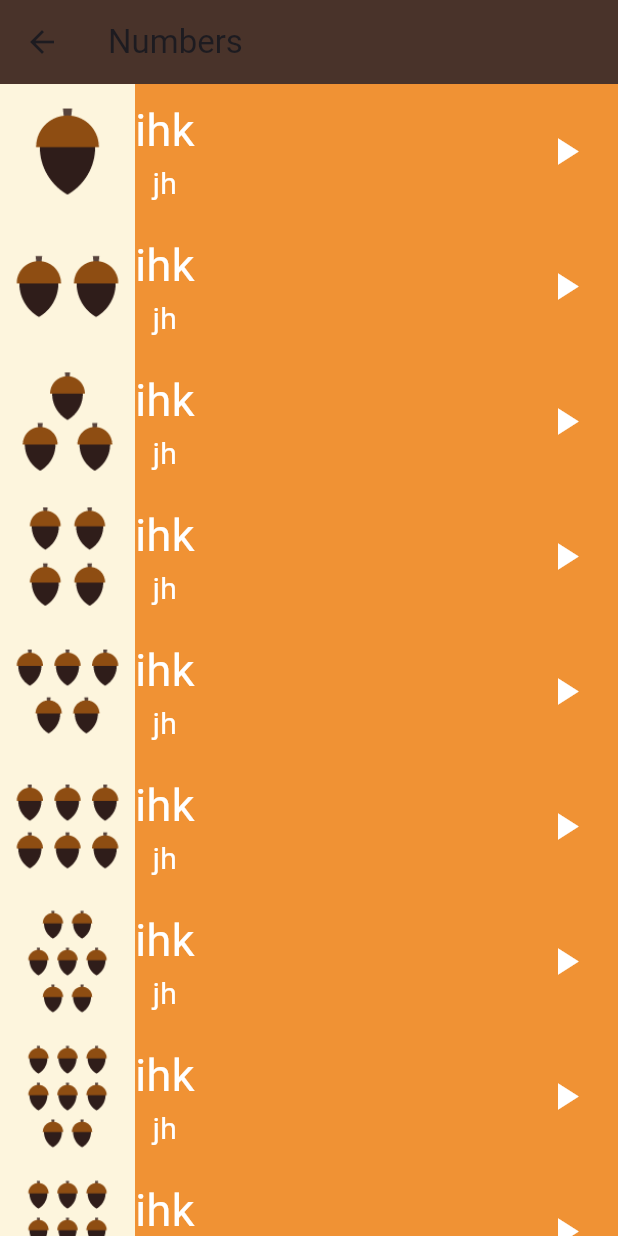
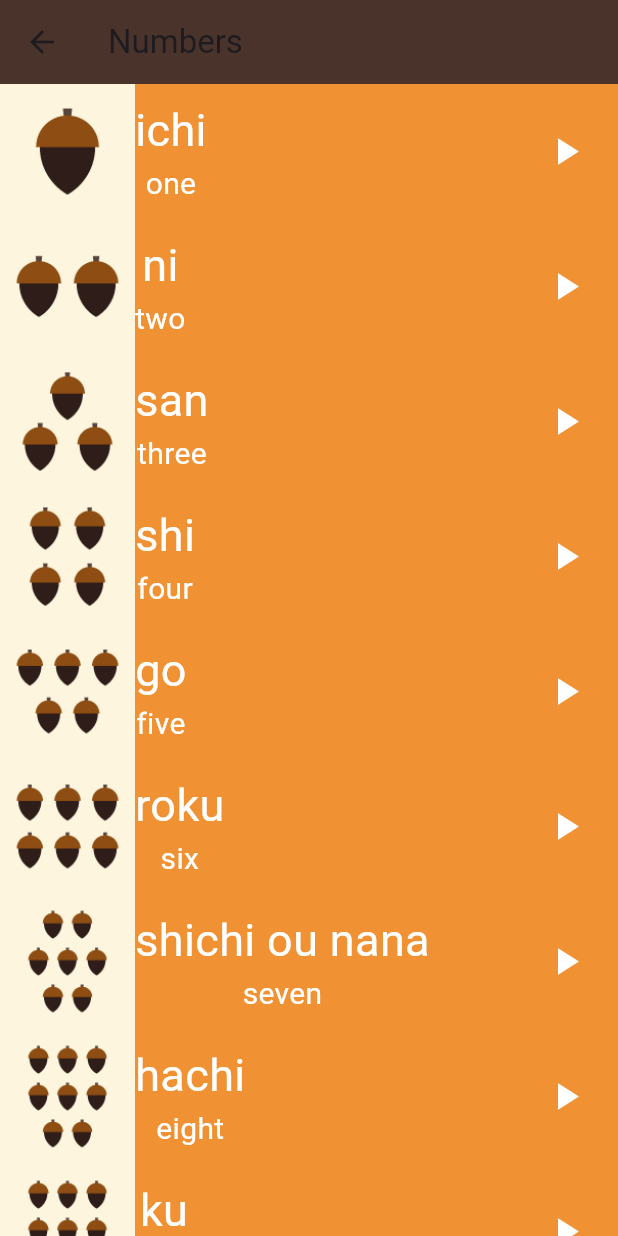
Before and after one commit to maiaboelmagde/beginning_with_Flutter, a Flutter app: the numberspage screen opened directly, on a phone screen of 412 x 824 dp. Run offline on Flutter 3.47's test engine with Material 3 defaults, Android fonts, the phone set to English and light mode, and no system bars.

Commit message:
part2 of numbers page

```diff
--- a/language_learning_app/lib/components/num_category.dart
+++ b/language_learning_app/lib/components/num_category.dart
@@ -1,10 +1,10 @@
 import 'package:flutter/material.dart';
+import 'package:language_learning_app/models/numberModel.dart';
 
 class num_category extends StatelessWidget {
-  num_category({this.img_name, this.text1, this.text2});
-  String? img_name;
-  String? text1;
-  String? text2;
+  num_category({required this.my_num});
+
+  Number my_num;
 
   @override
   Widget build(BuildContext context) {
@@ -14,18 +14,18 @@ class num_category extends StatelessWidget {
       child: Row(
         children: [
           Container(
-            child: Image.asset(img_name!),
+            child: Image.asset(my_num.imgName),
             color: Color(0xFFFDF5DD),
           ),
           Column(
             mainAxisAlignment: MainAxisAlignment.center,
             children: [
               Text(
-                text1!,
+                my_num.jpName,
                 style: TextStyle(color: Colors.white, fontSize: 30),
               ),
               Text(
-                text2!,
+                my_num.enName,
                 style: TextStyle(color: Colors.white, fontSize: 20),
               ),
             ],
--- /dev/null
+++ b/language_learning_app/lib/models/numberModel.dart
@@ -0,0 +1,8 @@
+class Number {
+  final String imgName;
+  final String jpName;
+  final String enName;
+
+  const Number(
+      {required this.imgName, required this.jpName, required this.enName});
+}
--- a/language_learning_app/lib/screens/NumbersPage.dart
+++ b/language_learning_app/lib/screens/NumbersPage.dart
@@ -1,70 +1,63 @@
 import 'package:flutter/material.dart';
 import 'package:language_learning_app/components/num_category.dart';
+import 'package:language_learning_app/models/numberModel.dart';
 
 class numberspage extends StatelessWidget {
   const numberspage({super.key});
+  final List<Number> numbers = const [
+    Number(
+        imgName: 'assets/images/numbers/number_one.png',
+        jpName: 'ichi',
+        enName: 'one'),
+    Number(
+        imgName: 'assets/images/numbers/number_two.png',
+        jpName: 'ni',
+        enName: 'two'),
+    Number(
+        imgName: 'assets/images/numbers/number_three.png',
+        jpName: 'san',
+        enName: 'three'),
+    Number(
+        imgName: 'assets/images/numbers/number_four.png',
+        jpName: 'shi',
+        enName: 'four'),
+    Number(
+        imgName: 'assets/images/numbers/number_five.png',
+        jpName: 'go',
+        enName: 'five'),
+    Number(
+        imgName: 'assets/images/numbers/number_six.png',
+        jpName: 'roku',
+        enName: 'six'),
+    Number(
+        imgName: 'assets/images/numbers/number_seven.png',
+        jpName: 'shichi ou nana',
+        enName: 'seven'),
+    Number(
+        imgName: 'assets/images/numbers/number_eight.png',
+        jpName: 'hachi',
+        enName: 'eight'),
+    Number(
+        imgName: 'assets/images/numbers/number_nine.png',
+        jpName: 'ku',
+        enName: 'nine'),
+    Number(
+        imgName: 'assets/images/numbers/number_ten.png',
+        jpName: 'jū',
+        enName: 'ten')
+  ];
 
   @override
   Widget build(BuildContext context) {
     return Scaffold(
-      appBar: AppBar(
-        title: const Text("Numbers"),
-        backgroundColor: Color(0xFF49332A),
-      ),
-      body: Column(
-        children: [
-          num_category(
-            img_name: 'assets/images/numbers/number_one.png',
-            text1: 'ihk',
-            text2: 'jh',
-          ),
-          num_category(
-            img_name: 'assets/images/numbers/number_two.png',
-            text1: 'ihk',
-            text2: 'jh',
-          ),
-          num_category(
-            img_name: 'assets/images/numbers/number_three.png',
-            text1: 'ihk',
-            text2: 'jh',
-          ),
-          num_category(
-            img_name: 'assets/images/numbers/number_four.png',
-            text1: 'ihk',
-            text2: 'jh',
-          ),
-          num_category(
-            img_name: 'assets/images/numbers/number_five.png',
-            text1: 'ihk',
-            text2: 'jh',
-          ),
-          num_category(
-            img_name: 'assets/images/numbers/number_six.png',
-            text1: 'ihk',
-            text2: 'jh',
-          ),
-          num_category(
-            img_name: 'assets/images/numbers/number_seven.png',
-            text1: 'ihk',
-            text2: 'jh',
-          ),
-          num_category(
-            img_name: 'assets/images/numbers/number_eight.png',
-            text1: 'ihk',
-            text2: 'jh',
-          ),
-          num_category(
-            img_name: 'assets/images/numbers/number_nine.png',
-            text1: 'ihk',
-            text2: 'jh',
-          ),
-          num_category(
-            img_name: 'assets/images/numbers/number_ten.png',
-            text1: 'ihk',
-            text2: 'jh',
-          ),
-        ],
-      ),
-    );
+        appBar: AppBar(
+          title: const Text("Numbers"),
+          backgroundColor: Color(0xFF49332A),
+        ),
+        body: ListView.builder(
+            itemCount: numbers.length,
+            itemBuilder: (context, indx) {
+              return num_category(my_num: numbers[indx]);
+            }));
   }
 }
```
